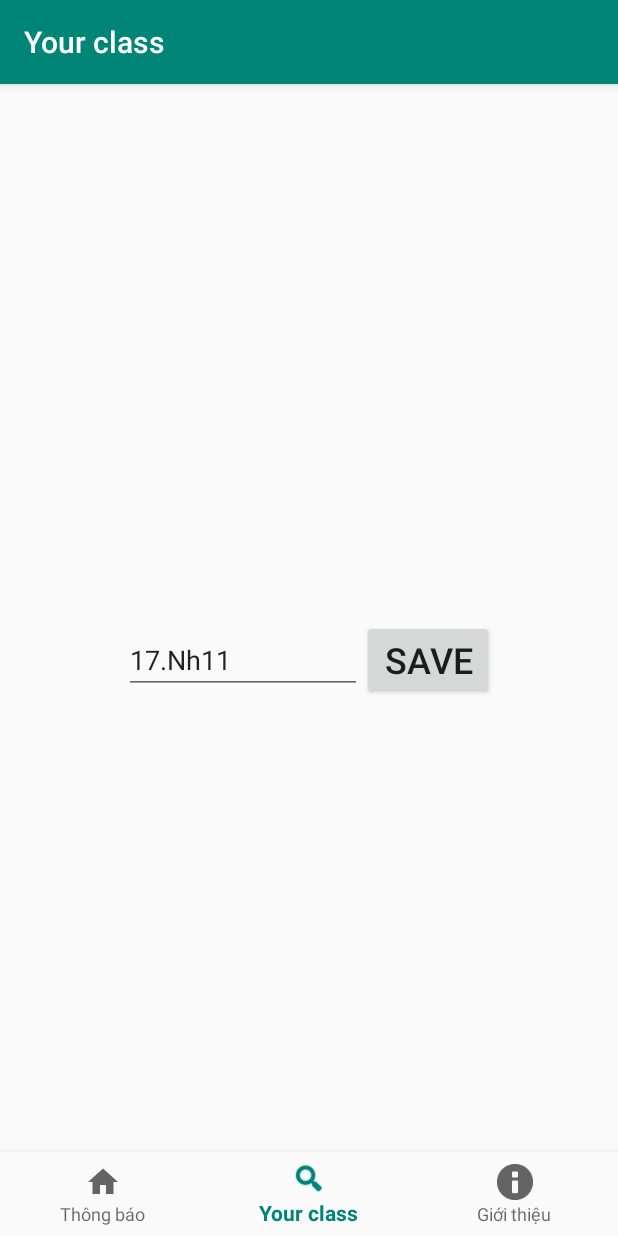
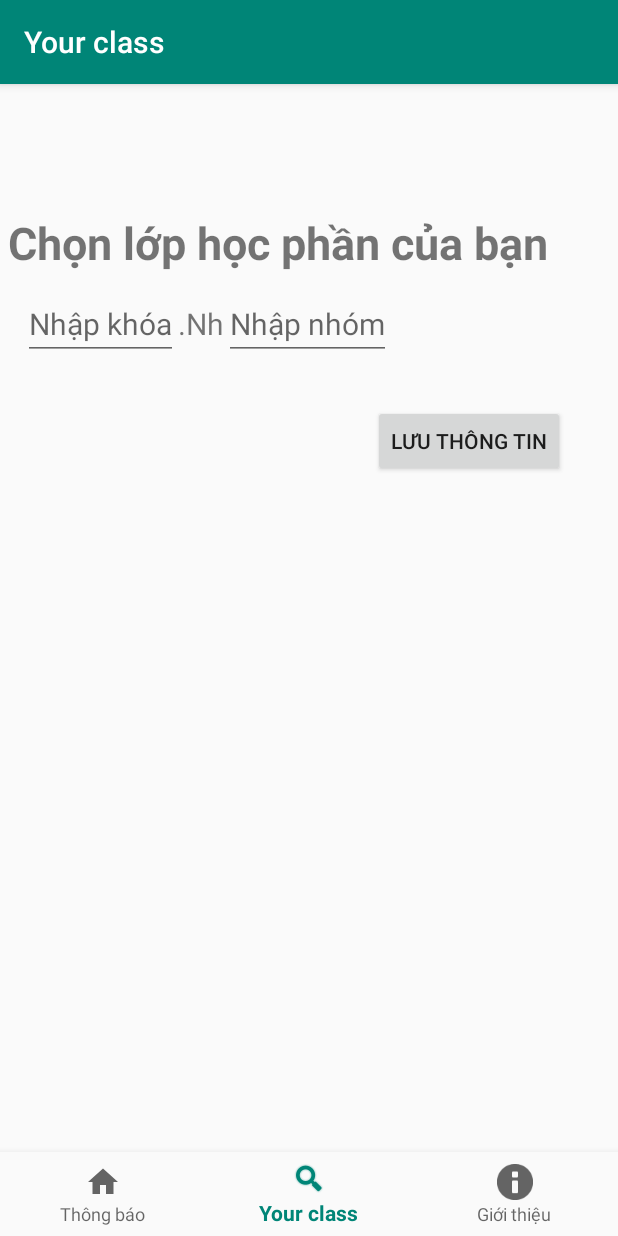
Before and after one commit to Bad-Intentions-team/DUTNotifier, an Android app: the YourClassFragment screen opened through its navigation route, on a phone screen of 412 x 824 dp. Run offline under Robolectric (Android 15) with nearby library versions, the phone set to English and light mode, and no system bars; our stand-ins replace navigation-ui.

Commit message:
Sửa lỗi crawl dữ liệu, cập  nhật giao diện
Sửa lỗi mất nội dung thông báo ở version trước
Cập nhật giao diện cho YourClassFragment
Thêm Hide/Show cho Bottom Navigation (tạo class BottomNavigationBehavior)

```diff
--- a/app/src/main/java/com/example/dutnotifier/MainActivity.java
+++ b/app/src/main/java/com/example/dutnotifier/MainActivity.java
@@ -2,9 +2,11 @@ package com.example.dutnotifier;
 
 import android.os.Bundle;
 
+import com.example.dutnotifier.ui.BottomNavigationBehavior;
 import com.google.android.material.bottomnavigation.BottomNavigationView;
 
 import androidx.appcompat.app.AppCompatActivity;
+import androidx.coordinatorlayout.widget.CoordinatorLayout;
 import androidx.navigation.NavController;
 import androidx.navigation.Navigation;
 import androidx.navigation.ui.AppBarConfiguration;
@@ -25,6 +27,10 @@ public class MainActivity extends AppCompatActivity {
         NavController navController = Navigation.findNavController(this, R.id.nav_host_fragment);
         NavigationUI.setupActionBarWithNavController(this, navController, appBarConfiguration);
         NavigationUI.setupWithNavController(navView, navController);
+
+        // attaching bottom sheet behaviour - hide / show on scroll
+        CoordinatorLayout.LayoutParams layoutParams = (CoordinatorLayout.LayoutParams) navView.getLayoutParams();
+        layoutParams.setBehavior(new BottomNavigationBehavior());
     }
 
 }
--- /dev/null
+++ b/app/src/main/java/com/example/dutnotifier/ui/BottomNavigationBehavior.java
@@ -0,0 +1,55 @@
+package com.example.dutnotifier.ui;
+
+import android.content.Context;
+import android.util.AttributeSet;
+import android.view.View;
+import android.widget.FrameLayout;
+
+import androidx.annotation.NonNull;
+import androidx.coordinatorlayout.widget.CoordinatorLayout;
+import androidx.core.view.ViewCompat;
+
+import com.google.android.material.bottomnavigation.BottomNavigationView;
+
+public class BottomNavigationBehavior extends CoordinatorLayout.Behavior<BottomNavigationView> {
+
+    private int height;
+
+    @Override
+    public boolean onLayoutChild(CoordinatorLayout parent, BottomNavigationView child, int layoutDirection) {
+        height = child.getHeight();
+        return super.onLayoutChild(parent, child, layoutDirection);
+    }
+
+    @Override
+    public boolean onStartNestedScroll(@NonNull CoordinatorLayout coordinatorLayout,
+                                       BottomNavigationView child, @NonNull
+                                               View directTargetChild, @NonNull View target,
+                                       int axes, int type)
+    {
+        return axes == ViewCompat.SCROLL_AXIS_VERTICAL;
+    }
+
+    @Override
+    public void onNestedScroll(@NonNull CoordinatorLayout coordinatorLayout, @NonNull BottomNavigationView child,
+                               @NonNull View target, int dxConsumed, int dyConsumed,
+                               int dxUnconsumed, int dyUnconsumed,
+                               @ViewCompat.NestedScrollType int type)
+    {
+        if (dyConsumed > 0) {
+            slideDown(child);
+        } else if (dyConsumed < 0) {
+            slideUp(child);
+        }
+    }
+
+    private void slideUp(BottomNavigationView child) {
+        child.clearAnimation();
+        child.animate().translationY(0).setDuration(200);
+    }
+
+    private void slideDown(BottomNavigationView child) {
+        child.clearAnimation();
+        child.animate().translationY(height).setDuration(200);
+    }
+}
--- a/app/src/main/java/com/example/dutnotifier/ui/home/HomeFragment.java
+++ b/app/src/main/java/com/example/dutnotifier/ui/home/HomeFragment.java
@@ -115,9 +115,14 @@ public class HomeFragment extends Fragment implements SearchView.OnQueryTextList
                                 noti.setContent(arr[j]);
                                 j++;
                             }
+                            String content = "";
                             while(b != temp) {
-                                noti.setContent(b.text());
-                                b= b.nextElementSibling();
+                                if(b.nextElementSibling() != temp) {
+                                    content += b.text() + "\n";
+                                }
+                                else content += b.text();
+                                b = b.nextElementSibling();
+                                    noti.setContent(content);
                             }
                             listNoti.add(noti);
                             db.addNoti(noti);
@@ -164,9 +169,9 @@ public class HomeFragment extends Fragment implements SearchView.OnQueryTextList
         manager.notify(0,builder.build());
     }
     private void loadThongbao(){
-        SharedPreferences sharedPreferences = getContext().getSharedPreferences("info", Context.MODE_PRIVATE);
+        SharedPreferences sharedPreferences = getContext().getSharedPreferences("INFO", Context.MODE_PRIVATE);
         if(sharedPreferences!=null){
-            String s = sharedPreferences.getString("class","17Nh.11");
+            String s = sharedPreferences.getString("CLASS","");
             ArrayList<ModelNoti> list = db.getSearch(s);
             for(ModelNoti modelNoti:list) {
                 thongbao(modelNoti.getTitle(),modelNoti.getContent());
--- a/app/src/main/java/com/example/dutnotifier/ui/your_class/YourClassFragment.java
+++ b/app/src/main/java/com/example/dutnotifier/ui/your_class/YourClassFragment.java
@@ -16,33 +16,39 @@ import androidx.fragment.app.Fragment;
 import com.example.dutnotifier.R;
 
 public class YourClassFragment extends Fragment {
-    private EditText mEdtInput;
+    private EditText mEdtInputGrade, mEdtInputGroup;
     private Button mBtnSave;
 
 
     public View onCreateView(@NonNull LayoutInflater inflater,
                              ViewGroup container, Bundle savedInstanceState) {
         View root = inflater.inflate(R.layout.fragment_your_class, container, false);
-        mEdtInput = (EditText) root.findViewById(R.id.edt_input);
+        mEdtInputGrade = (EditText) root.findViewById(R.id.edt_input_grade);
+        mEdtInputGroup = (EditText) root.findViewById(R.id.edt_input_group);
         mBtnSave = (Button) root.findViewById(R.id.btn_save);
-        loadClass();
+        loadYourClass();
         mBtnSave.setOnClickListener(new View.OnClickListener() {
             @Override
             public void onClick(View v) {
-                SharedPreferences sharedPreferences = getContext().getSharedPreferences("info", Context.MODE_PRIVATE);
+                SharedPreferences sharedPreferences = getContext().getSharedPreferences("INFO", Context.MODE_PRIVATE);
                 SharedPreferences.Editor editor = sharedPreferences.edit();
-                editor.putString("class",mEdtInput.getText().toString());
+                String c = mEdtInputGrade.getText().toString() + ".Nh"+ mEdtInputGroup.getText().toString();
+                editor.putString("GRADE",mEdtInputGrade.getText().toString());
+                editor.putString("GROUP",mEdtInputGroup.getText().toString());
+                editor.putString("CLASS",c);
                 editor.apply();
-                Toast.makeText(getContext(),"Your class saved",Toast.LENGTH_LONG).show();
+                Toast.makeText(getContext(),"Your class "+ c + " is saved",Toast.LENGTH_LONG).show();
             }
         });
         return root;
     }
-    private void loadClass(){
-        SharedPreferences sharedPreferences = getContext().getSharedPreferences("info", Context.MODE_PRIVATE);
+    private void loadYourClass(){
+        SharedPreferences sharedPreferences = getContext().getSharedPreferences("INFO", Context.MODE_PRIVATE);
         if(sharedPreferences!=null){
-            String s = sharedPreferences.getString("class","17.Nh11");
-            mEdtInput.setText(s);
+            String grade = sharedPreferences.getString("GRADE","");
+            String group = sharedPreferences.getString("GROUP","");
+            mEdtInputGrade.setText(grade);
+            mEdtInputGroup.setText(group);
         }
     }
 
--- a/app/src/main/res/layout/activity_main.xml
+++ b/app/src/main/res/layout/activity_main.xml
@@ -1,21 +1,19 @@
 <?xml version="1.0" encoding="utf-8"?>
-<androidx.constraintlayout.widget.ConstraintLayout xmlns:android="http://schemas.android.com/apk/res/android"
+<androidx.coordinatorlayout.widget.CoordinatorLayout xmlns:android="http://schemas.android.com/apk/res/android"
     xmlns:app="http://schemas.android.com/apk/res-auto"
     android:id="@+id/container"
     android:layout_width="match_parent"
     android:layout_height="match_parent">
     <com.google.android.material.bottomnavigation.BottomNavigationView
         android:id="@+id/nav_view"
-        android:layout_width="0dp"
+        android:layout_width="match_parent"
         android:layout_height="wrap_content"
         android:layout_marginStart="0dp"
         android:layout_marginEnd="0dp"
         android:background="?android:attr/windowBackground"
-        app:layout_constraintBottom_toBottomOf="parent"
-        app:layout_constraintLeft_toLeftOf="parent"
-        app:layout_constraintRight_toRightOf="parent"
-        app:menu="@menu/bottom_nav_menu" />
-
+        android:layout_gravity="bottom"
+        app:menu="@menu/bottom_nav_menu"
+        />
     <fragment
         android:id="@+id/nav_host_fragment"
         android:name="androidx.navigation.fragment.NavHostFragment"
@@ -28,4 +26,4 @@
         app:layout_constraintTop_toTopOf="parent"
         app:navGraph="@navigation/mobile_navigation" />
 
-</androidx.constraintlayout.widget.ConstraintLayout>
+</androidx.coordinatorlayout.widget.CoordinatorLayout>
--- a/app/src/main/res/layout/fragment_your_class.xml
+++ b/app/src/main/res/layout/fragment_your_class.xml
@@ -2,20 +2,52 @@
 <LinearLayout xmlns:android="http://schemas.android.com/apk/res/android"
     xmlns:app="http://schemas.android.com/apk/res-auto"
     android:layout_width="match_parent"
-    android:gravity="center"
-    android:layout_height="match_parent">
+    android:layout_height="match_parent"
+    android:orientation="vertical"
+    android:layout_margin="5dp">
+    <TextView
+        android:layout_width="match_parent"
+        android:layout_height="wrap_content"
+        android:layout_marginTop="80dp"
+        android:text="Chọn lớp học phần của bạn"
+        android:textSize="30sp"
+        android:textStyle="bold"
+        ></TextView>
 
-    <EditText
-        android:layout_width="wrap_content"
+    <LinearLayout
+        android:layout_width="match_parent"
         android:layout_height="wrap_content"
-        android:id="@+id/edt_input"
-        android:hint="Nhập lớp học phần"
-        ></EditText>
+        android:layout_marginTop="10dp"
+        android:layout_marginLeft="10dp"
+        android:gravity="left">
+        <EditText
+            android:layout_width="wrap_content"
+            android:layout_height="wrap_content"
+            android:id="@+id/edt_input_grade"
+            android:textSize="20sp"
+            android:hint="Nhập khóa"
+            ></EditText>
+        <TextView
+            android:layout_width="wrap_content"
+            android:layout_height="wrap_content"
+            android:text=".Nh"
+            android:textSize="20sp"
+            ></TextView>
+        <EditText
+            android:layout_width="wrap_content"
+            android:layout_height="wrap_content"
+            android:id="@+id/edt_input_group"
+            android:textSize="20sp"
+            android:hint="Nhập nhóm"
+            ></EditText>
+    </LinearLayout>
     <Button
         android:layout_width="wrap_content"
         android:layout_height="wrap_content"
-        android:text="Save"
-        android:textSize="24sp"
+        android:layout_gravity="right"
+        android:layout_marginRight="30dp"
+        android:layout_marginTop="30dp"
+        android:text="Lưu thông tin"
         android:id="@+id/btn_save"
         ></Button>
 </LinearLayout>
```
Also changed, not shown: app/src/main/res/layout/item_layout.xml (+8 -10 lines).
